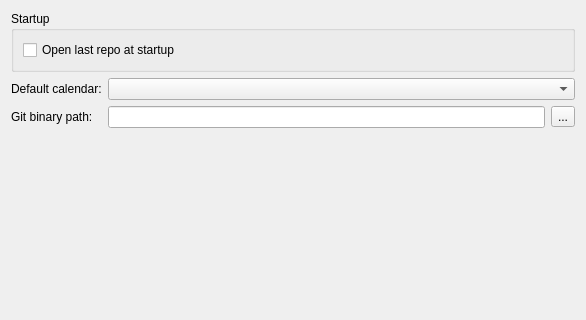
Above: src/gui/settings/settingspagebase.ui from KDE/kommit before the change; both pictures show x 0 to 586 and y 0 to 320 of the 586 by 468 pixel window. Below: the same form after it.
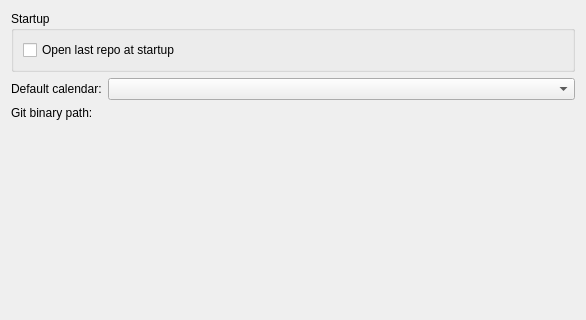
That is the form after the change. Custom widgets are drawn as their Qt base class.

Commit message: Use KUrlRequester

What changed in the file:
```diff
--- a/src/gui/settings/settingspagebase.ui
+++ b/src/gui/settings/settingspagebase.ui
@@ -55,14 +55,7 @@
      <item row="1" column="1">
       <layout class="QHBoxLayout" name="horizontalLayout">
        <item>
-        <widget class="QLineEdit" name="kcfg_gitBinPath"/>
-       </item>
-       <item>
-        <widget class="QToolButton" name="toolButton">
-         <property name="text">
-          <string>...</string>
-         </property>
-        </widget>
+        <widget class="KUrlRequester" name="kcfg_gitBinPath"/>
        </item>
       </layout>
      </item>
@@ -83,6 +76,13 @@
    </item>
   </layout>
  </widget>
+ <customwidgets>
+  <customwidget>
+   <class>KUrlRequester</class>
+   <extends>QWidget</extends>
+   <header>kurlrequester.h</header>
+  </customwidget>
+ </customwidgets>
  <resources/>
  <connections/>
 </ui>
```
